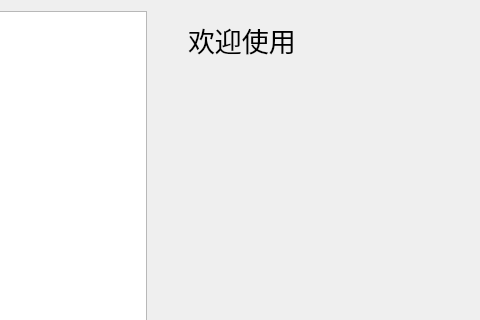
suda-ee/rzpctrl, file src/tabhost.ui: the form before one commit; both pictures show x 120 to 600 and y 0 to 320 of the 600 by 480 pixel window.
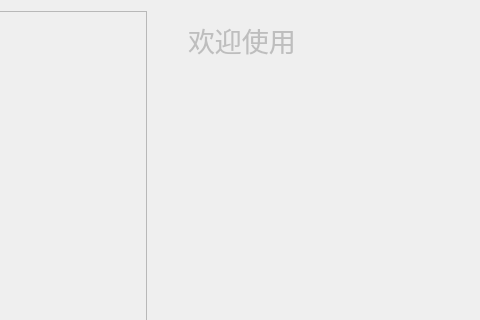
The form after the commit. Icons and pictures are not drawn.

Diff of the .ui file:
```diff
--- a/src/tabhost.ui
+++ b/src/tabhost.ui
@@ -2,6 +2,9 @@
 <ui version="4.0">
  <class>tabclass</class>
  <widget class="QWidget" name="tabclass">
+  <property name="enabled">
+   <bool>false</bool>
+  </property>
   <property name="geometry">
    <rect>
     <x>0</x>
```
